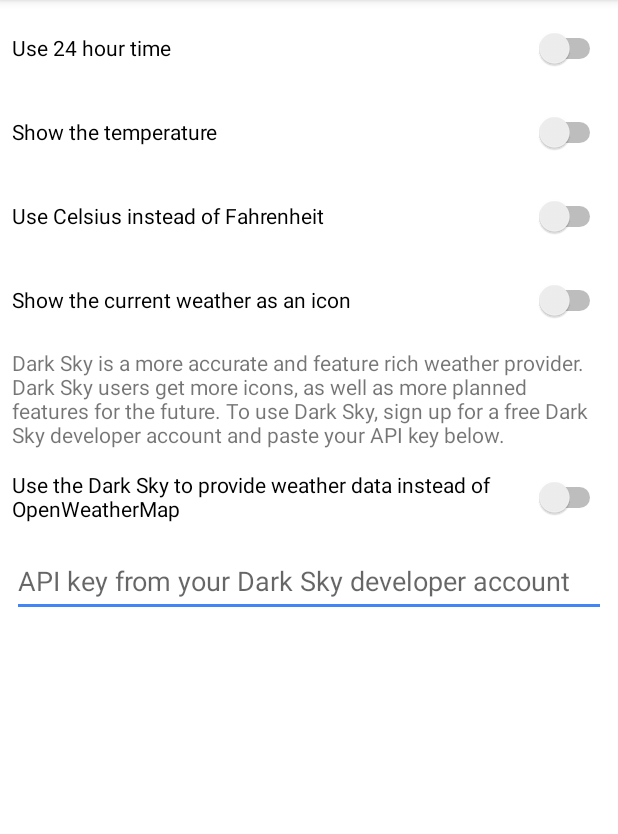
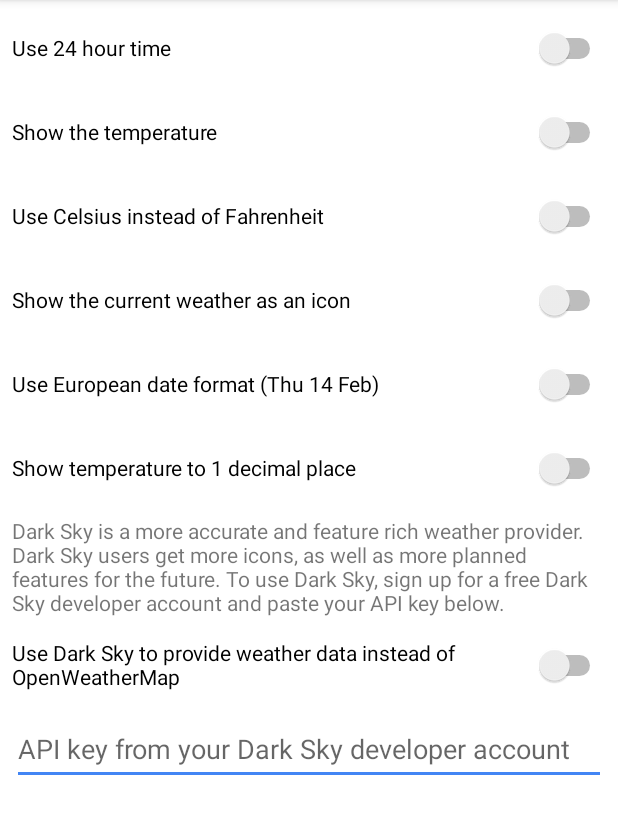
Before and after one commit to CorvetteCole/PixelWatchFace, an Android app: the screen it shows after launch (MainActivity), on a phone screen of 412 x 824 dp, the part 84-918 px from its top. Run offline under Robolectric (Android 15) with nearby library versions, the phone set to English and light mode, and no system bars; libraries missing offline, so code that uses them is left out: com.anjlab.android; 2 statements that could not run were skipped.

Commit message:
Add options for european date format and displaying the decimal point in temperature

```diff
--- a/build.gradle
+++ b/build.gradle
@@ -7,7 +7,7 @@ buildscript {
         jcenter()
     }
     dependencies {
-        classpath 'com.android.tools.build:gradle:3.3.0'
+        classpath 'com.android.tools.build:gradle:3.3.1'
 
 
         // NOTE: Do not place your application dependencies here; they belong
--- a/phoneApp/src/main/AndroidManifest.xml
+++ b/phoneApp/src/main/AndroidManifest.xml
@@ -1,6 +1,8 @@
 <?xml version="1.0" encoding="utf-8"?>
 <manifest xmlns:android="http://schemas.android.com/apk/res/android"
     package="com.corvettecole.pixelwatchface">
+
+    <uses-permission android:name="com.android.vending.BILLING" />
 
     <application
         android:allowBackup="true"
--- a/phoneApp/src/main/java/com/corvettecole/pixelwatchface/MainActivity.java
+++ b/phoneApp/src/main/java/com/corvettecole/pixelwatchface/MainActivity.java
@@ -16,6 +16,8 @@ import android.widget.Switch;
 import android.widget.TextView;
 import android.widget.Toast;
 
+import com.anjlab.android.iab.v3.BillingProcessor;
+import com.anjlab.android.iab.v3.TransactionDetails;
 import com.google.android.gms.tasks.Task;
 import com.google.android.gms.wearable.DataClient;
 import com.google.android.gms.wearable.DataEvent;
@@ -29,7 +31,7 @@ import com.google.android.gms.wearable.Wearable;
 
 import java.util.Calendar;
 
-public class MainActivity extends AppCompatActivity /*implements DataClient.OnDataChangedListener*/ {
+public class MainActivity extends AppCompatActivity implements BillingProcessor.IBillingHandler/*DataClient.OnDataChangedListener*/ {
 
     private SharedPreferences sharedPreferences;
     private Switch use24HourTimeSwitch;
@@ -37,6 +39,8 @@ public class MainActivity extends AppCompatActivity /*implements DataClient.OnDa
     private Switch useCelsiusSwitch;
     private Switch showWeatherSwitch;
     private Switch useDarkSkySwitch;
+    private Switch useEuropeanDateFormatSwitch;
+    private Switch showTemperatureDecimalSwitch;
 
     private EditText darkSkyKeyEditText;
 
@@ -44,8 +48,11 @@ public class MainActivity extends AppCompatActivity /*implements DataClient.OnDa
     private boolean showTemperature;
     private boolean useCelsius;
     private boolean showWeather;
+    private boolean useEuropeanDateFormat;
+    private boolean showTemperatureDecimalPoint;
     private String darkSkyAPIKey;
     private boolean useDarkSky;
+    private BillingProcessor bp;
 
     @Override
     protected void onCreate(Bundle savedInstanceState) {
@@ -59,6 +66,10 @@ public class MainActivity extends AppCompatActivity /*implements DataClient.OnDa
         useCelsiusSwitch = findViewById(R.id.celsiusSwitch);
         showWeatherSwitch = findViewById(R.id.weatherSwitch);
         useDarkSkySwitch = findViewById(R.id.useDarkSkySwitch);
+        useEuropeanDateFormatSwitch = findViewById(R.id.dateFormatSwitch);
+        showTemperatureDecimalSwitch = findViewById(R.id.temperaturePrecisionSwitch);
+
+
 
         darkSkyKeyEditText = findViewById(R.id.darkSkyEditText);
 
@@ -97,6 +108,22 @@ public class MainActivity extends AppCompatActivity /*implements DataClient.OnDa
             }
         });
 
+        useEuropeanDateFormatSwitch.setOnCheckedChangeListener(new CompoundButton.OnCheckedChangeListener() {
+            @Override
+            public void onCheckedChanged(CompoundButton buttonView, boolean isChecked) {
+                sharedPreferences.edit().putBoolean("use_european_date", isChecked).apply();
+                syncToWear();
+            }
+        });
+
+        showTemperatureDecimalSwitch.setOnCheckedChangeListener(new CompoundButton.OnCheckedChangeListener() {
+            @Override
+            public void onCheckedChanged(CompoundButton buttonView, boolean isChecked) {
+                sharedPreferences.edit().putBoolean("show_temperature_decimal", isChecked).apply();
+                syncToWear();
+            }
+        });
+
         useDarkSkySwitch.setOnCheckedChangeListener(new CompoundButton.OnCheckedChangeListener() {
             @Override
             public void onCheckedChanged(CompoundButton buttonView, boolean isChecked) {
@@ -122,6 +149,10 @@ public class MainActivity extends AppCompatActivity /*implements DataClient.OnDa
 
             }
         });
+
+        //TODO put actual Google Play license key here
+        bp = new BillingProcessor(this, "PLACEHOLDER", this);
+        bp.initialize();
     }
 
     private void loadPreferences(){
@@ -129,6 +160,10 @@ public class MainActivity extends AppCompatActivity /*implements DataClient.OnDa
         showTemperature = sharedPreferences.getBoolean("show_temperature", false);
         useCelsius = sharedPreferences.getBoolean("use_celsius", false);
         showWeather = sharedPreferences.getBoolean("show_weather", false);
+        useEuropeanDateFormat = sharedPreferences.getBoolean("use_european_date", false);
+        showTemperatureDecimalPoint = sharedPreferences.getBoolean("show_temperature_decimal", false);
+
+
         darkSkyAPIKey = sharedPreferences.getString("dark_sky_api_key", "");
         useDarkSky = sharedPreferences.getBoolean("use_dark_sky", false);
     }
@@ -153,6 +188,8 @@ public class MainActivity extends AppCompatActivity /*implements DataClient.OnDa
         dataMap.putBoolean("show_temperature", showTemperature);
         dataMap.putBoolean("use_celsius", useCelsius);
         dataMap.putBoolean("show_weather", showWeather);
+        dataMap.putBoolean("use_european_date", useEuropeanDateFormat);
+        dataMap.putBoolean("show_temperature_decimal", showTemperatureDecimalPoint);
         dataMap.putString("dark_sky_api_key", darkSkyAPIKey);
         dataMap.putBoolean("use_dark_sky", useDarkSky);
 
@@ -182,6 +219,9 @@ public class MainActivity extends AppCompatActivity /*implements DataClient.OnDa
         showTemperatureSwitch.setChecked(showTemperature);
         useCelsiusSwitch.setChecked(useCelsius);
         showWeatherSwitch.setChecked(showWeather);
+        useEuropeanDateFormatSwitch.setChecked(useEuropeanDateFormat);
+        showTemperatureDecimalSwitch.setChecked(showTemperatureDecimalPoint);
+
         useDarkSkySwitch.setChecked(useDarkSky);
         darkSkyKeyEditText.setText(darkSkyAPIKey);
     }
@@ -233,6 +273,37 @@ public class MainActivity extends AppCompatActivity /*implements DataClient.OnDa
     @Override
     public void onDestroy() {
         //Wearable.getDataClient(getApplicationContext()).removeListener(this);
+        if (bp != null) {
+            bp.release();
+        }
+
         super.onDestroy();
     }
+
+    @Override
+    public void onProductPurchased(String productId, TransactionDetails details) {
+
+    }
+
+    @Override
+    public void onPurchaseHistoryRestored() {
+
+    }
+
+    @Override
+    public void onBillingError(int errorCode, Throwable error) {
+
+    }
+
+    @Override
+    public void onBillingInitialized() {
+
+    }
+
+    @Override
+    protected void onActivityResult(int requestCode, int resultCode, Intent data) {
+        if (!bp.handleActivityResult(requestCode, resultCode, data)) {
+            super.onActivityResult(requestCode, resultCode, data);
+        }
+    }
 }
--- a/phoneApp/src/main/res/layout/activity_main.xml
+++ b/phoneApp/src/main/res/layout/activity_main.xml
@@ -55,6 +55,30 @@
         app:layout_constraintStart_toStartOf="parent"
         app:layout_constraintTop_toBottomOf="@+id/celsiusSwitch" />
 
+    <Switch
+        android:id="@+id/dateFormatSwitch"
+        android:layout_width="match_parent"
+        android:layout_height="48dp"
+        android:layout_marginStart="8dp"
+        android:layout_marginTop="8dp"
+        android:layout_marginEnd="8dp"
+        android:text="Use European date format (Thu 14 Feb)"
+        app:layout_constraintEnd_toEndOf="parent"
+        app:layout_constraintStart_toStartOf="parent"
+        app:layout_constraintTop_toBottomOf="@+id/weatherSwitch" />
+
+    <Switch
+        android:id="@+id/temperaturePrecisionSwitch"
+        android:layout_width="match_parent"
+        android:layout_height="48dp"
+        android:layout_marginStart="8dp"
+        android:layout_marginTop="8dp"
+        android:layout_marginEnd="8dp"
+        android:text="Show temperature to 1 decimal place"
+        app:layout_constraintEnd_toEndOf="parent"
+        app:layout_constraintStart_toStartOf="parent"
+        app:layout_constraintTop_toBottomOf="@+id/dateFormatSwitch" />
+
     <TextView
         android:id="@+id/darkSkyExplanation"
         android:layout_width="0dp"
@@ -65,7 +89,7 @@
         android:text="Dark Sky is a more accurate and feature rich weather provider. Dark Sky users get more icons, as well as more planned features for the future. To use Dark Sky, sign up for a free Dark Sky developer account and paste your API key below."
         app:layout_constraintEnd_toEndOf="parent"
         app:layout_constraintStart_toStartOf="parent"
-        app:layout_constraintTop_toBottomOf="@+id/weatherSwitch" />
+        app:layout_constraintTop_toBottomOf="@+id/temperaturePrecisionSwitch" />
 
     <Switch
         android:id="@+id/useDarkSkySwitch"
@@ -74,7 +98,7 @@
         android:layout_marginStart="8dp"
         android:layout_marginTop="8dp"
         android:layout_marginEnd="8dp"
-        android:text="Use the Dark Sky to provide weather data instead of OpenWeatherMap"
+        android:text="Use Dark Sky to provide weather data instead of OpenWeatherMap"
         app:layout_constraintEnd_toEndOf="parent"
         app:layout_constraintStart_toStartOf="parent"
         app:layout_constraintTop_toBottomOf="@+id/darkSkyExplanation" />
--- a/wearApp/build.gradle
+++ b/wearApp/build.gradle
@@ -6,8 +6,8 @@ android {
         applicationId "com.corvettecole.pixelwatchface"
         minSdkVersion 23
         targetSdkVersion 28
-        versionCode 1005
-        versionName "1.1.7"
+        versionCode 1006
+        versionName "1.1.8"
         multiDexEnabled true
     }
     buildTypes {
@@ -26,6 +26,6 @@ dependencies {
     implementation 'com.google.android.gms:play-services-wearable:16.0.1'
     implementation 'com.google.android.gms:play-services-location:16.0.0'
     implementation 'com.squareup.okhttp:okhttp:2.2.0'
-    implementation 'androidx.recyclerview:recyclerview:1.1.0-alpha01'
+    implementation 'androidx.recyclerview:recyclerview:1.1.0-alpha02'
     compileOnly 'com.google.android.wearable:wearable:2.4.0'
 }
```
Also changed, not shown: phoneApp/build.gradle (+5 -4 lines), wearApp/src/main/java/com/corvettecole/pixelwatchface/PixelWatchFace.java (+31 -4 lines).
